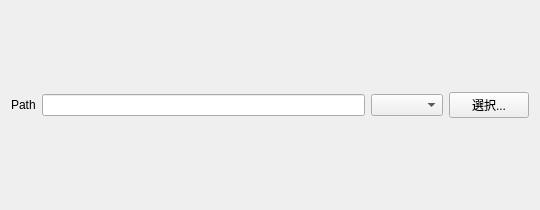
Old version of the form src/lorairo/gui/designer/PickerWidget.ui in the repository NEXTAltair/LoRAIro.
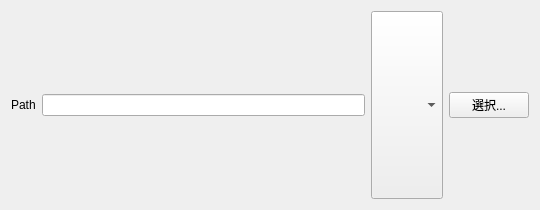
New version of the form.

Patch:
```diff
--- a/src/lorairo/gui/designer/PickerWidget.ui
+++ b/src/lorairo/gui/designer/PickerWidget.ui
@@ -28,6 +28,12 @@
      <property name="text">
       <string>Path</string>
      </property>
+     <property name="sizePolicy">
+      <sizepolicy hsizetype="Preferred" vsizetype="Fixed">
+       <horstretch>0</horstretch>
+       <verstretch>0</verstretch>
+      </sizepolicy>
+     </property>
     </widget>
    </item>
    <item>
@@ -41,7 +47,14 @@
     </widget>
    </item>
    <item>
-    <widget class="QComboBox" name="comboBoxHistory"/>
+    <widget class="QComboBox" name="comboBoxHistory">
+     <property name="sizePolicy">
+      <sizepolicy hsizetype="Expanding" vsizetype="Preferred">
+       <horstretch>0</horstretch>
+       <verstretch>0</verstretch>
+      </sizepolicy>
+     </property>
+    </widget>
    </item>
    <item>
     <widget class="QPushButton" name="pushButtonPicker">
```
Left out of the diff: 12 changed lines with no effect on the pictures.
